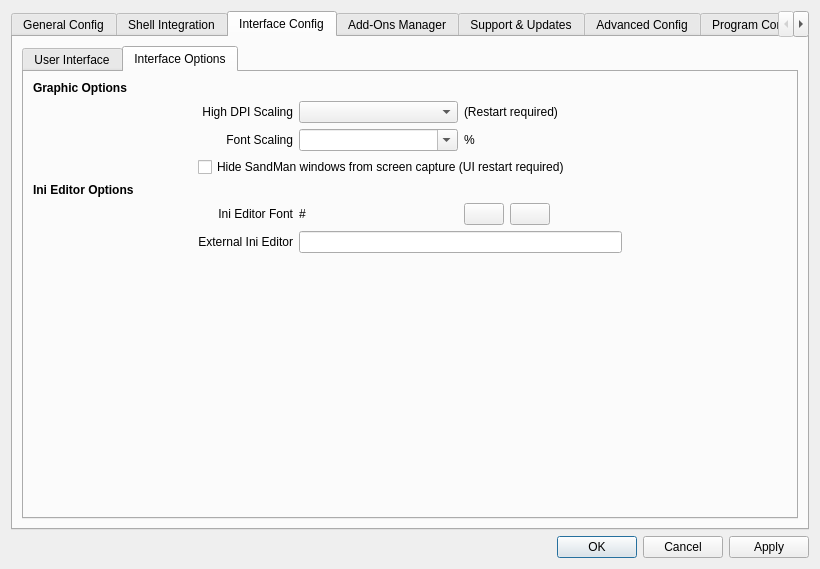
This is SandboxiePlus/SandMan/Forms/SettingsWindow.ui in sandboxie-plus/Sandboxie as Qt 5 draws it before an edit. The edited form follows.
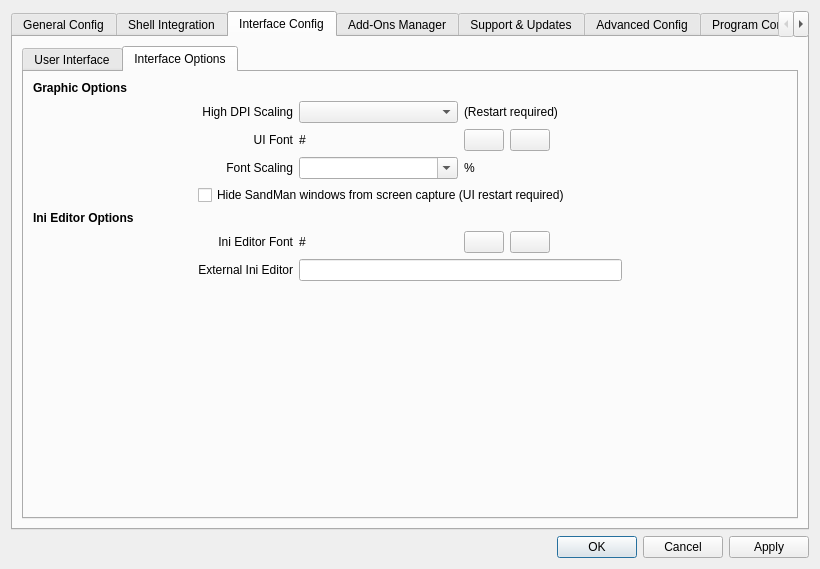
This is the edited form. The open tabs and pages were chosen to show the change. Icons and pictures are not drawn.

Commit message: Add UI Option for UIConfig/UIFont

```diff
--- a/SandboxiePlus/SandMan/Forms/SettingsWindow.ui
+++ b/SandboxiePlus/SandMan/Forms/SettingsWindow.ui
@@ -1171,14 +1171,14 @@
                  </property>
                 </widget>
                </item>
-               <item row="2" column="3">
+               <item row="3" column="3">
                 <widget class="QLabel" name="label_13">
                  <property name="text">
                   <string>%</string>
                  </property>
                 </widget>
                </item>
-               <item row="6" column="1">
+               <item row="7" column="1">
                 <widget class="QLabel" name="label_26">
                  <property name="text">
                   <string>External Ini Editor</string>
@@ -1191,7 +1191,7 @@
                  </property>
                 </widget>
                </item>
-               <item row="5" column="1">
+               <item row="6" column="1">
                 <widget class="QLabel" name="label_6">
                  <property name="text">
                   <string>Ini Editor Font</string>
@@ -1201,14 +1201,14 @@
                  </property>
                 </widget>
                </item>
-               <item row="2" column="2">
+               <item row="3" column="2">
                 <widget class="QComboBox" name="cmbFontScale">
                  <property name="editable">
                   <bool>true</bool>
                  </property>
                 </widget>
                </item>
-               <item row="7" column="4">
+               <item row="8" column="4">
                 <spacer name="horizontalSpacer_20">
                  <property name="orientation">
                   <enum>Qt::Horizontal</enum>
@@ -1221,7 +1221,7 @@
                  </property>
                 </spacer>
                </item>
-               <item row="5" column="3">
+               <item row="6" column="3">
                 <layout class="QHBoxLayout" name="horizontalLayout_4">
                  <item>
                   <widget class="QPushButton" name="btnSelectIniFont">
@@ -1261,7 +1261,7 @@
                <item row="1" column="2">
                 <widget class="QComboBox" name="cmbDPI"/>
                </item>
-               <item row="7" column="0">
+               <item row="8" column="0">
                 <spacer name="horizontalSpacer_17">
                  <property name="orientation">
                   <enum>Qt::Horizontal</enum>
@@ -1288,7 +1288,7 @@
                  </property>
                 </widget>
                </item>
-               <item row="7" column="2">
+               <item row="8" column="2">
                 <spacer name="horizontalSpacer_18">
                  <property name="orientation">
                   <enum>Qt::Horizontal</enum>
@@ -1301,7 +1301,7 @@
                  </property>
                 </spacer>
                </item>
-               <item row="7" column="3">
+               <item row="8" column="3">
                 <spacer name="horizontalSpacer_19">
                  <property name="orientation">
                   <enum>Qt::Horizontal</enum>
@@ -1314,7 +1314,7 @@
                  </property>
                 </spacer>
                </item>
-               <item row="2" column="1">
+               <item row="3" column="1">
                 <widget class="QLabel" name="label_24">
                  <property name="text">
                   <string>Font Scaling</string>
@@ -1327,14 +1327,14 @@
                  </property>
                 </widget>
                </item>
-               <item row="5" column="2">
+               <item row="6" column="2">
                 <widget class="QLabel" name="lblIniEditFont">
                  <property name="text">
                   <string>#</string>
                  </property>
                 </widget>
                </item>
-               <item row="7" column="1">
+               <item row="8" column="1">
                 <spacer name="verticalSpacer_10">
                  <property name="orientation">
                   <enum>Qt::Vertical</enum>
@@ -1347,7 +1347,7 @@
                  </property>
                 </spacer>
                </item>
-               <item row="6" column="2" colspan="2">
+               <item row="7" column="2" colspan="2">
                 <widget class="QLineEdit" name="txtEditor"/>
                </item>
                <item row="1" column="3">
@@ -1357,7 +1357,7 @@
                  </property>
                 </widget>
                </item>
-               <item row="4" column="0">
+               <item row="5" column="0">
                 <widget class="QLabel" name="lblEditor">
                  <property name="font">
                   <font>
@@ -1371,13 +1371,70 @@
                  </property>
                 </widget>
                </item>
-               <item row="3" column="1" colspan="4">
+               <item row="4" column="1" colspan="4">
                 <widget class="QCheckBox" name="chkHide">
                  <property name="text">
                   <string>Hide SandMan windows from screen capture (UI restart required)</string>
                  </property>
                 </widget>
                </item>
+               <item row="2" column="1">
+                <widget class="QLabel" name="label_33">
+                 <property name="text">
+                  <string>UI Font</string>
+                 </property>
+                 <property name="alignment">
+                  <set>Qt::AlignRight|Qt::AlignTrailing|Qt::AlignVCenter</set>
+                 </property>
+                 <property name="buddy">
+                  <cstring>lblUiFont</cstring>
+                 </property>
+                </widget>
+               </item>
+               <item row="2" column="2">
+                <widget class="QLabel" name="lblUiFont">
+                 <property name="text">
+                  <string>#</string>
+                 </property>
+                </widget>
+               </item>
+               <item row="2" column="3">
+                <layout class="QHBoxLayout" name="horizontalLayout_7">
+                 <item>
+                  <widget class="QPushButton" name="btnSelectUiFont">
+                   <property name="toolTip">
+                    <string>Select Font</string>
+                   </property>
+                   <property name="text">
+                    <string/>
+                   </property>
+                  </widget>
+                 </item>
+                 <item>
+                  <widget class="QPushButton" name="btnResetUiFont">
+                   <property name="toolTip">
+                    <string>Reset Font</string>
+                   </property>
+                   <property name="text">
+                    <string/>
+                   </property>
+                  </widget>
+                 </item>
+                 <item>
+                  <spacer name="horizontalSpacer_23">
+                   <property name="orientation">
+                    <enum>Qt::Horizontal</enum>
+                   </property>
+                   <property name="sizeHint" stdset="0">
+                    <size>
+                     <width>40</width>
+                     <height>20</height>
+                    </size>
+                   </property>
+                  </spacer>
+                 </item>
+                </layout>
+               </item>
               </layout>
              </item>
             </layout>
```
Left out of the diff: 1 changed line with no effect on the pictures. The commit also changes 2 other files.
